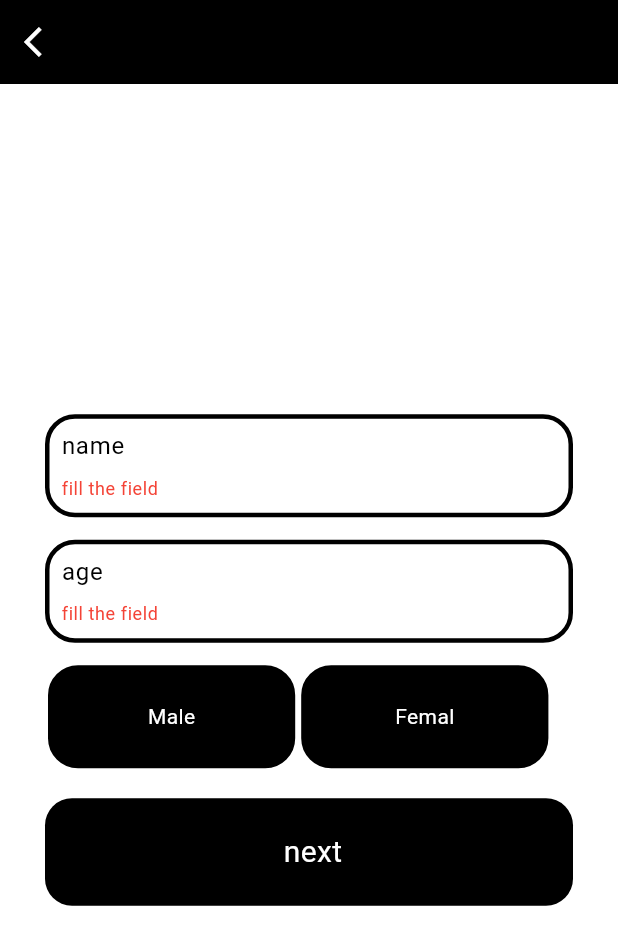
After one commit to GhostMadi/app_koko_flutter, a Flutter app: the SectionOne screen opened directly, after a tap on "next", on a phone screen of 412 x 824 dp. The commit adds this screen. Shown: the top 945 px of the screen. Run offline on Flutter 3.47's test engine with Material 3 defaults, Android fonts, the phone set to English and light mode, and no system bars; our stand-ins replace bloc, cloud_firestore, equatable, firebase_auth, firebase_core, flutter_bloc; accounts and stored records are empty.

Commit message:
fifth commit

```diff
--- a/lib/app.dart
+++ b/lib/app.dart
@@ -12,9 +12,8 @@ class MyApp extends StatelessWidget {
   Widget build(BuildContext context) {
     return MultiRepositoryProvider(
       providers: [
-        RepositoryProvider(
-            create: (context) =>
-                AuthenticationBloc(myUserRepository: userRepository))
+        RepositoryProvider<AuthenticationBloc>(
+            create: (_) => AuthenticationBloc(myUserRepository: userRepository))
       ],
       child: const AppView(),
     );
--- a/lib/features/auth/domain/repository/user_repo_implement.dart
+++ b/lib/features/auth/domain/repository/user_repo_implement.dart
@@ -7,10 +7,11 @@ import 'package:flutter_application_2/features/auth/data/repository/user_repo.da
 import 'package:flutter_application_2/features/auth/domain/enitites/user_entity.dart';
 
 class FirbaseRepository implements UserRepository {
-  FirebaseAuth auth;
   FirbaseRepository({FirebaseAuth? firebaseAuth})
       : auth = firebaseAuth ?? FirebaseAuth.instance;
+
   final userCollection = FirebaseFirestore.instance.collection('Users');
+  final FirebaseAuth auth;
 
   @override
   Stream<User?> get user {
--- a/lib/features/auth/presentation/bloc/authentication/authentication_bloc.dart
+++ b/lib/features/auth/presentation/bloc/authentication/authentication_bloc.dart
@@ -8,16 +8,16 @@ part 'authentication_state.dart';
 
 class AuthenticationBloc
     extends Bloc<AuthenticationEvent, AuthenticationState> {
-  UserRepository userRepository;
-  StreamSubscription<User?>? userSubscription;
+  final UserRepository userRepository;
+  late StreamSubscription<User?> userSubscription;
   AuthenticationBloc({required UserRepository myUserRepository})
       : userRepository = myUserRepository,
         super(const AuthenticationState.unknown()) {
-    userSubscription = userRepository.user.listen((event) {
-      add(AuthenticationChanges(event));
+    userSubscription = userRepository.user.listen((authUser) {
+      add(AuthenticationChanges(authUser));
     });
 
-    on<AuthenticationChanges>((event, emit) {
+    on<AuthenticationChanges>((AuthenticationChanges event, emit) {
       if (event.user != null) {
         emit(AuthenticationState.authenticated(event.user!));
       } else {
@@ -27,7 +27,7 @@ class AuthenticationBloc
   }
   @override
   Future<void> close() {
-    userSubscription?.cancel();
+    userSubscription.cancel();
     return super.close();
   }
 }
--- a/lib/features/auth/presentation/bloc/login/bloc/sign_in_bloc.dart
+++ b/lib/features/auth/presentation/bloc/login/bloc/sign_in_bloc.dart
@@ -23,11 +23,7 @@ class SignInBloc extends Bloc<SignInEvent, SignInState> {
       }
     });
     on<SignOutRequired>((event, emit) async {
-      try {
-        await userRepository.signOut();
-      } catch (e) {
-        log(e.toString());
-      }
+      await userRepository.signOut();
     });
   }
 }
--- /dev/null
+++ b/lib/features/auth/presentation/pages/section_1/gender_widget.dart
@@ -0,0 +1,58 @@
+import 'package:flutter/material.dart';
+
+class GenderSelect extends StatefulWidget {
+  final Function(String) callName;
+  const GenderSelect({required this.callName, super.key});
+
+  @override
+  State<GenderSelect> createState() => _GenderSelectState();
+}
+
+class _GenderSelectState extends State<GenderSelect> {
+  final List<String> genders = ['Male', 'Femal'];
+  String selected = '';
+
+  @override
+  Widget build(BuildContext context) {
+    Size size = MediaQuery.of(context).size;
+    return SizedBox(
+      width: size.width,
+      height: size.height / 12,
+      child: ListView.builder(
+          scrollDirection: Axis.horizontal,
+          itemCount: genders.length,
+          itemBuilder: (context, index) {
+            return GestureDetector(
+              onTap: () {
+                setState(() {
+                  selected = genders[index];
+                  widget.callName(selected);
+                });
+              },
+              child: Padding(
+                padding: const EdgeInsets.symmetric(horizontal: 2),
+                child: Container(
+                  height: size.height / 12,
+                  width: size.width / 2.5,
+                  decoration: BoxDecoration(
+                      color: selected == genders[index]
+                          ? Colors.white
+                          : Colors.black,
+                      border: Border.all(color: Colors.black, width: 3),
+                      borderRadius: BorderRadius.circular(20)),
+                  child: Center(
+                    child: Text(
+                      genders[index],
+                      style: TextStyle(
+                          color: selected == genders[index]
+                              ? Colors.black
+                              : Colors.white),
+                    ),
+                  ),
+                ),
+              ),
+            );
+          }),
+    );
+  }
+}
--- /dev/null
+++ b/lib/features/auth/presentation/pages/section_1/section_one.dart
@@ -0,0 +1,100 @@
+import 'package:flutter/cupertino.dart';
+import 'package:flutter/material.dart';
+import 'package:flutter_application_2/features/auth/presentation/pages/section_1/gender_widget.dart';
+import 'package:flutter_application_2/features/auth/presentation/pages/section_2/section_two.dart';
+import 'package:flutter_application_2/features/auth/presentation/widgets/custom_button.dart';
+import 'package:flutter_application_2/features/auth/presentation/widgets/ftext_field_custome.dart';
+
+class SectionOne extends StatefulWidget {
+  final String gmail;
+  final String password;
+
+  const SectionOne({required this.gmail, required this.password, super.key});
+
+  @override
+  State<SectionOne> createState() => _SectionOneState();
+}
+
+final keyState = GlobalKey<FormState>();
+final nameController = TextEditingController();
+final ageController = TextEditingController();
+String genderController = '';
+
+class _SectionOneState extends State<SectionOne> {
+  @override
+  Widget build(BuildContext context) {
+    return Scaffold(
+      appBar: AppBar(
+        leading: IconButton(
+          onPressed: () {
+            Navigator.pop(context);
+          },
+          icon: const Icon(Icons.arrow_back_ios),
+          color: Colors.white,
+        ),
+      ),
+      backgroundColor: Theme.of(context).colorScheme.background,
+      body: Form(
+          key: keyState,
+          child: Center(
+            child: Padding(
+              padding: const EdgeInsets.symmetric(horizontal: 30),
+              child: Column(
+                mainAxisAlignment: MainAxisAlignment.center,
+                children: [
+                  CustomTextField(
+                    controller: nameController,
+                    hintText: 'name',
+                    obsecure: false,
+                    keyBoardType: TextInputType.name,
+                    validator: (name) {
+                      if (name!.isEmpty) {
+                        return "fill the field";
+                      }
+                      return null;
+                    },
+                  ),
+                  const SizedBox(height: 15),
+                  CustomTextField(
+                    controller: ageController,
+                    hintText: 'age',
+                    obsecure: false,
+                    keyBoardType: TextInputType.number,
+                    validator: (age) {
+                      if (age!.isEmpty) {
+                        return "fill the field";
+                      }
+                      return null;
+                    },
+                  ),
+                  const SizedBox(height: 15),
+                  GenderSelect(
+                    callName: (gender) {
+                      setState(() {
+                        genderController = gender;
+                      });
+                    },
+                  ),
+                  const SizedBox(height: 20),
+                  CustomButton(
+                      buttonText: "next",
+                      onTap: () {
+                        if (keyState.currentState!.validate() == true) {
+                          Navigator.push(
+                              context,
+                              CupertinoPageRoute(
+                                  builder: (context) => SectionTwo(
+                                      age: ageController.text,
+                                      gmail: widget.gmail,
+                                      password: widget.password,
+                                      name: nameController.text,
+                                      gender: genderController)));
+                        }
+                      })
+                ],
+              ),
+            ),
+          )),
+    );
+  }
+}
```
Also changed, not shown: lib/app_view.dart (+7 -4 lines), lib/features/auth/presentation/pages/register/register.dart (+9 -28 lines), lib/features/auth/presentation/pages/section_2/majore.dart (added, +44 -0 lines), lib/features/auth/presentation/pages/section_2/school.dart (added, +58 -0 lines), lib/features/auth/presentation/pages/section_2/section_two.dart (added, +59 -0 lines).
